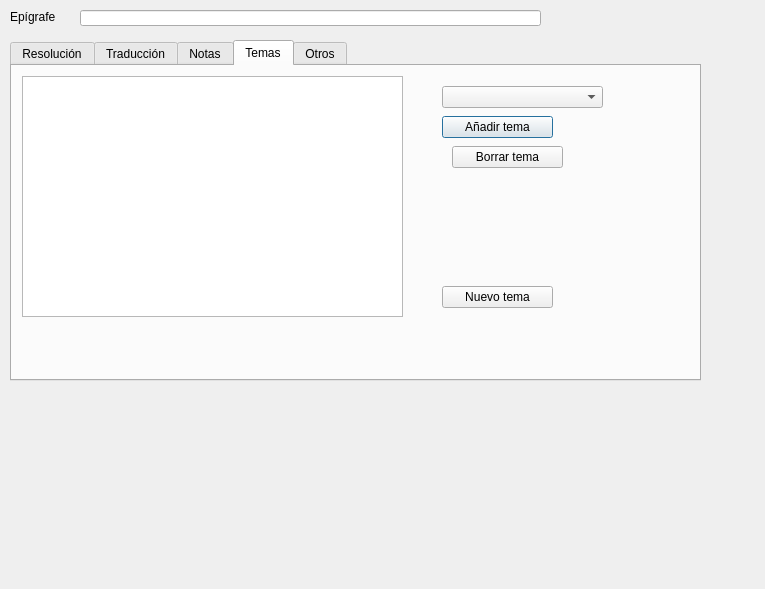
This is nuevaresolucion.ui in rogorido/qtpredicadores as Qt 5 draws it before an edit. The edited form follows.
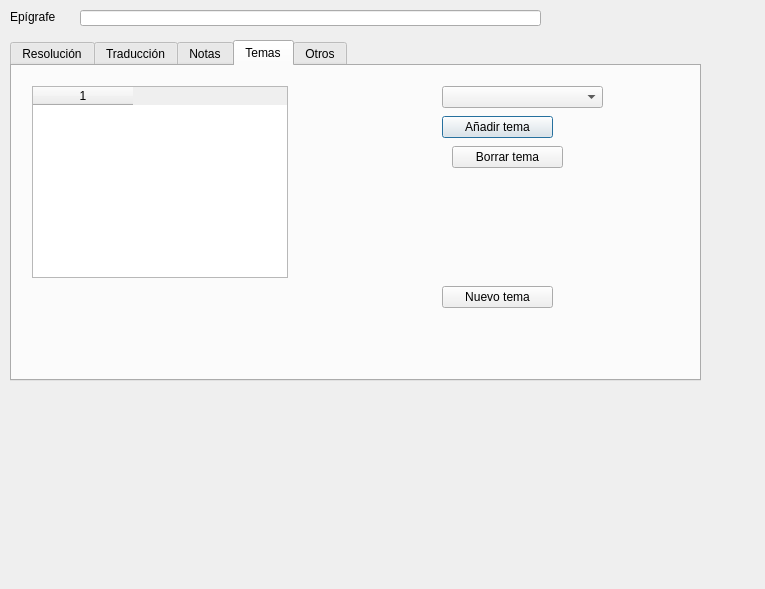
This is the edited form.

Commit message: Meter temas en el form resolucion

The edit to the form file:
```diff
--- a/nuevaresolucion.ui
+++ b/nuevaresolucion.ui
@@ -107,16 +107,6 @@
     <attribute name="title">
      <string>Temas</string>
     </attribute>
-    <widget class="QTableView" name="twTemas">
-     <property name="geometry">
-      <rect>
-       <x>10</x>
-       <y>10</y>
-       <width>381</width>
-       <height>241</height>
-      </rect>
-     </property>
-    </widget>
     <widget class="QComboBox" name="cboTemas">
      <property name="geometry">
       <rect>
@@ -166,6 +156,20 @@
       <string>Nuevo tema</string>
      </property>
     </widget>
+    <widget class="QTableWidget" name="twTemas">
+     <property name="geometry">
+      <rect>
+       <x>20</x>
+       <y>20</y>
+       <width>256</width>
+       <height>192</height>
+      </rect>
+     </property>
+     <property name="columnCount">
+      <number>1</number>
+     </property>
+     <column/>
+    </widget>
    </widget>
    <widget class="QWidget" name="tabOtros">
     <attribute name="title">
```
The commit also changes 3 other files.
